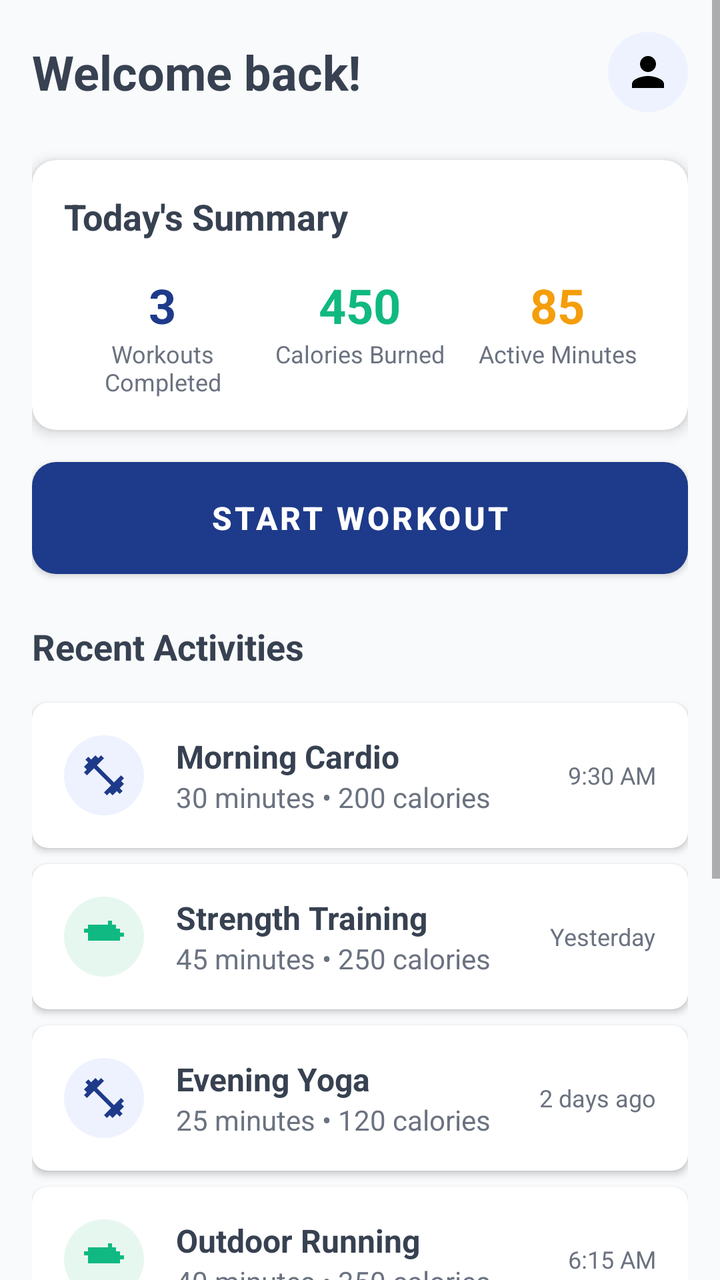
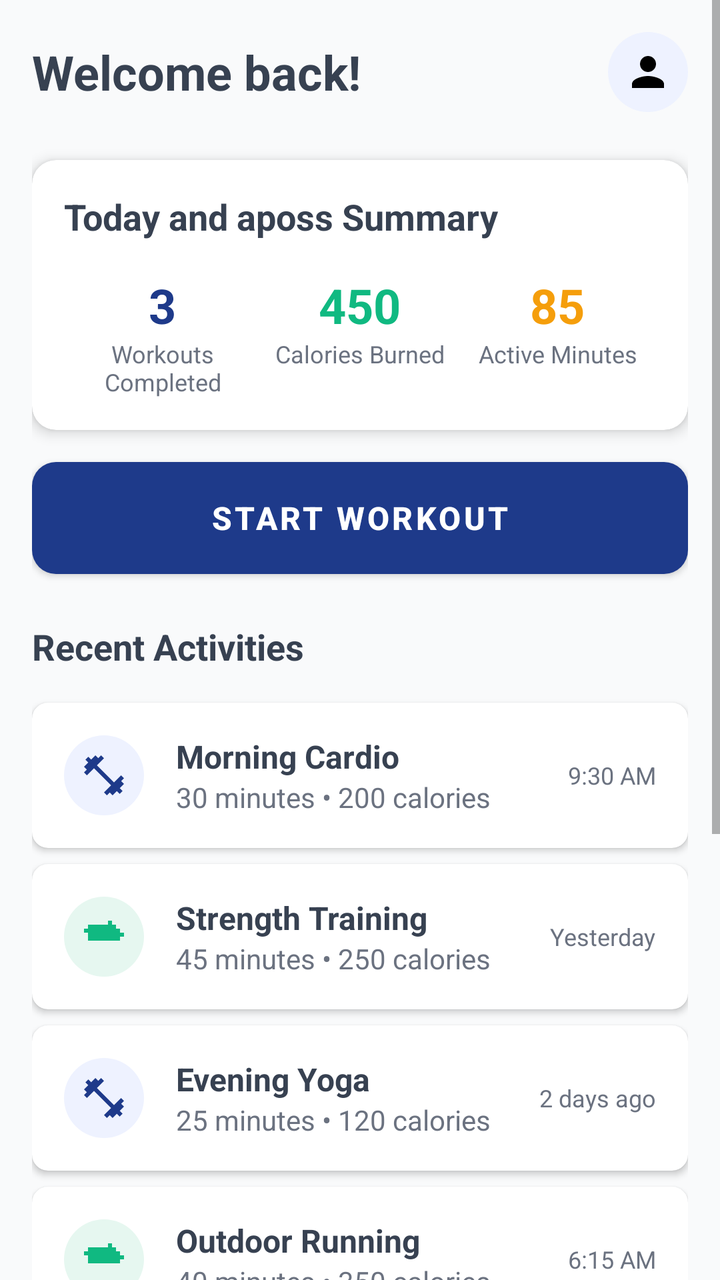

Screens rendered from an Android XML layout before and after an edit, with the pre-edit source and the edit as a unified diff.
<!-- AndroidManifest.xml: application theme Theme.FitTrack -->
<!-- res/layout/fragment_home.xml -->
<?xml version="1.0" encoding="utf-8"?>
<ScrollView
    xmlns:android="http://schemas.android.com/apk/res/android"
    xmlns:app="http://schemas.android.com/apk/res-auto"
    android:layout_width="match_parent"
    android:layout_height="match_parent"
    android:background="@color/secondary_light_gray">

    <LinearLayout
        android:layout_width="match_parent"
        android:layout_height="wrap_content"
        android:orientation="vertical"
        android:padding="16dp">

        
        <LinearLayout
            android:layout_width="match_parent"
            android:layout_height="wrap_content"
            android:orientation="horizontal"
            android:gravity="center_vertical"
            android:layout_marginBottom="24dp">

            <TextView
                android:layout_width="0dp"
                android:layout_height="wrap_content"
                android:layout_weight="1"
                android:text="@string/welcome_back"
                android:textColor="@color/secondary_dark_gray"
                android:textSize="24sp"
                android:textStyle="bold" />

            <ImageView
                android:id="@+id/ivProfile"
                android:layout_width="40dp"
                android:layout_height="40dp"
                android:src="@drawable/ic_profile"
                android:background="@drawable/circle_bg"
                android:padding="8dp"
                android:clickable="true"
                android:focusable="true"
                android:foreground="?android:attr/selectableItemBackgroundBorderless" />

        </LinearLayout>

        
        <androidx.cardview.widget.CardView
            android:layout_width="match_parent"
            android:layout_height="wrap_content"
            android:layout_marginBottom="16dp"
            app:cardCornerRadius="12dp"
            app:cardElevation="4dp">

            <LinearLayout
                android:layout_width="match_parent"
                android:layout_height="wrap_content"
                android:orientation="vertical"
                android:padding="16dp">

                <TextView
                    android:layout_width="wrap_content"
                    android:layout_height="wrap_content"
                    android:text="@string/todays_summary"
                    android:textColor="@color/secondary_dark_gray"
                    android:textSize="18sp"
                    android:textStyle="bold"
                    android:layout_marginBottom="16dp" />

                <LinearLayout
                    android:layout_width="match_parent"
                    android:layout_height="wrap_content"
                    android:orientation="horizontal"
                    android:weightSum="3">

                    <LinearLayout
                        android:layout_width="0dp"
                        android:layout_height="wrap_content"
                        android:layout_weight="1"
                        android:orientation="vertical"
                        android:gravity="center">

                        <TextView
                            android:layout_width="wrap_content"
                            android:layout_height="wrap_content"
                            android:text="3"
                            android:textColor="@color/primary_blue"
                            android:textSize="24sp"
                            android:textStyle="bold" />

                        <TextView
                            android:layout_width="wrap_content"
                            android:layout_height="wrap_content"
                            android:text="@string/workouts_completed"
                            android:textColor="@color/secondary_gray"
                            android:textSize="12sp"
                            android:gravity="center" />

                    </LinearLayout>

                    <LinearLayout
                        android:layout_width="0dp"
                        android:layout_height="wrap_content"
                        android:layout_weight="1"
                        android:orientation="vertical"
                        android:gravity="center">

                        <TextView
                            android:layout_width="wrap_content"
                            android:layout_height="wrap_content"
                            android:text="450"
                            android:textColor="@color/accent_green"
                            android:textSize="24sp"
                            android:textStyle="bold" />

                        <TextView
                            android:layout_width="wrap_content"
                            android:layout_height="wrap_content"
                            android:text="@string/calories_burned"
                            android:textColor="@color/secondary_gray"
                            android:textSize="12sp"
                            android:gravity="center" />

                    </LinearLayout>

                    <LinearLayout
                        android:layout_width="0dp"
                        android:layout_height="wrap_content"
                        android:layout_weight="1"
                        android:orientation="vertical"
                        android:gravity="center">

                        <TextView
                            android:layout_width="wrap_content"
                            android:layout_height="wrap_content"
                            android:text="85"
                            android:textColor="@color/accent_orange"
                            android:textSize="24sp"
                            android:textStyle="bold" />

                        <TextView
                            android:layout_width="wrap_content"
                            android:layout_height="wrap_content"
                            android:text="@string/active_minutes"
                            android:textColor="@color/secondary_gray"
                            android:textSize="12sp"
                            android:gravity="center" />

                    </LinearLayout>

                </LinearLayout>

            </LinearLayout>

        </androidx.cardview.widget.CardView>

        
        <Button
            android:id="@+id/btnStartWorkout"
            android:layout_width="match_parent"
            android:layout_height="56dp"
            android:layout_marginBottom="24dp"
            android:text="@string/start_workout"
            android:textColor="@color/white"
            android:textSize="16sp"
            android:textStyle="bold"
            android:background="@drawable/button_primary_bg" />

        
        <TextView
            android:layout_width="wrap_content"
            android:layout_height="wrap_content"
            android:text="@string/recent_activities"
            android:textColor="@color/secondary_dark_gray"
            android:textSize="18sp"
            android:textStyle="bold"
            android:layout_marginBottom="16dp" />

        
        <androidx.cardview.widget.CardView
            android:layout_width="match_parent"
            android:layout_height="wrap_content"
            android:layout_marginBottom="8dp"
            app:cardCornerRadius="8dp"
            app:cardElevation="2dp">

            <LinearLayout
                android:layout_width="match_parent"
                android:layout_height="wrap_content"
                android:orientation="horizontal"
                android:padding="16dp"
                android:gravity="center_vertical">

                <ImageView
                    android:layout_width="40dp"
                    android:layout_height="40dp"
                    android:src="@drawable/ic_workout"
                    android:background="@drawable/circle_bg_accent"
                    android:padding="8dp"
                    android:layout_marginEnd="16dp" />

                <LinearLayout
                    android:layout_width="0dp"
                    android:layout_height="wrap_content"
                    android:layout_weight="1"
                    android:orientation="vertical">

                    <TextView
                        android:layout_width="wrap_content"
                        android:layout_height="wrap_content"
                        android:text="Morning Cardio"
                        android:textColor="@color/secondary_dark_gray"
                        android:textSize="16sp"
                        android:textStyle="bold" />

                    <TextView
                        android:layout_width="wrap_content"
                        android:layout_height="wrap_content"
                        android:text="30 minutes • 200 calories"
                        android:textColor="@color/secondary_gray"
                        android:textSize="14sp" />

                </LinearLayout>

                <TextView
                    android:layout_width="wrap_content"
                    android:layout_height="wrap_content"
                    android:text="9:30 AM"
                    android:textColor="@color/secondary_gray"
                    android:textSize="12sp" />

            </LinearLayout>

        </androidx.cardview.widget.CardView>

        <androidx.cardview.widget.CardView
            android:layout_width="match_parent"
            android:layout_height="wrap_content"
            android:layout_marginBottom="8dp"
            app:cardCornerRadius="8dp"
            app:cardElevation="2dp">

            <LinearLayout
                android:layout_width="match_parent"
                android:layout_height="wrap_content"
                android:orientation="horizontal"
                android:padding="16dp"
                android:gravity="center_vertical">

                <ImageView
                    android:layout_width="40dp"
                    android:layout_height="40dp"
                    android:src="@drawable/ic_strength"
                    android:background="@drawable/circle_bg_green"
                    android:padding="8dp"
                    android:layout_marginEnd="16dp" />

                <LinearLayout
                    android:layout_width="0dp"
                    android:layout_height="wrap_content"
                    android:layout_weight="1"
                    android:orientation="vertical">

                    <TextView
                        android:layout_width="wrap_content"
                        android:layout_height="wrap_content"
                        android:text="Strength Training"
                        android:textColor="@color/secondary_dark_gray"
                        android:textSize="16sp"
                        android:textStyle="bold" />

                    <TextView
                        android:layout_width="wrap_content"
                        android:layout_height="wrap_content"
                        android:text="45 minutes • 250 calories"
                        android:textColor="@color/secondary_gray"
                        android:textSize="14sp" />

                </LinearLayout>

                <TextView
                    android:layout_width="wrap_content"
                    android:layout_height="wrap_content"
                    android:text="Yesterday"
                    android:textColor="@color/secondary_gray"
                    android:textSize="12sp" />

            </LinearLayout>

        </androidx.cardview.widget.CardView>

        
        <androidx.cardview.widget.CardView
            android:layout_width="match_parent"
            android:layout_height="wrap_content"
            android:layout_marginBottom="8dp"
            app:cardCornerRadius="8dp"
            app:cardElevation="2dp">

            <LinearLayout
                android:layout_width="match_parent"
                android:layout_height="wrap_content"
                android:orientation="horizontal"
                android:padding="16dp"
                android:gravity="center_vertical">

                <ImageView
                    android:layout_width="40dp"
                    android:layout_height="40dp"
                    android:src="@drawable/ic_workout"
                    android:background="@drawable/circle_bg_accent"
                    android:padding="8dp"
                    android:layout_marginEnd="16dp" />

                <LinearLayout
                    android:layout_width="0dp"
                    android:layout_height="wrap_content"
                    android:layout_weight="1"
                    android:orientation="vertical">

                    <TextView
                        android:layout_width="wrap_content"
                        android:layout_height="wrap_content"
                        android:text="Evening Yoga"
                        android:textColor="@color/secondary_dark_gray"
                        android:textSize="16sp"
                        android:textStyle="bold" />

                    <TextView
                        android:layout_width="wrap_content"
                        android:layout_height="wrap_content"
                        android:text="25 minutes • 120 calories"
                        android:textColor="@color/secondary_gray"
                        android:textSize="14sp" />

                </LinearLayout>

                <TextView
                    android:layout_width="wrap_content"
                    android:layout_height="wrap_content"
                    android:text="2 days ago"
                    android:textColor="@color/secondary_gray"
                    android:textSize="12sp" />

            </LinearLayout>

        </androidx.cardview.widget.CardView>

        
        <androidx.cardview.widget.CardView
            android:layout_width="match_parent"
            android:layout_height="wrap_content"
            android:layout_marginBottom="8dp"
            app:cardCornerRadius="8dp"
            app:cardElevation="2dp">

            <LinearLayout
                android:layout_width="match_parent"
                android:layout_height="wrap_content"
                android:orientation="horizontal"
                android:padding="16dp"
                android:gravity="center_vertical">

                <ImageView
                    android:layout_width="40dp"
                    android:layout_height="40dp"
                    android:src="@drawable/ic_strength"
                    android:background="@drawable/circle_bg_green"
                    android:padding="8dp"
                    android:layout_marginEnd="16dp" />

                <LinearLayout
                    android:layout_width="0dp"
                    android:layout_height="wrap_content"
                    android:layout_weight="1"
                    android:orientation="vertical">

                    <TextView
                        android:layout_width="wrap_content"
                        android:layout_height="wrap_content"
                        android:text="Outdoor Running"
                        android:textColor="@color/secondary_dark_gray"
                        android:textSize="16sp"
                        android:textStyle="bold" />

                    <TextView
                        android:layout_width="wrap_content"
                        android:layout_height="wrap_content"
                        android:text="40 minutes • 350 calories"
                        android:textColor="@color/secondary_gray"
                        android:textSize="14sp" />

                </LinearLayout>

                <TextView
                    android:layout_width="wrap_content"
                    android:layout_height="wrap_content"
                    android:text="6:15 AM"
                    android:textColor="@color/secondary_gray"
                    android:textSize="12sp" />

            </LinearLayout>

        </androidx.cardview.widget.CardView>

        
        <androidx.cardview.widget.CardView
            android:layout_width="match_parent"
            android:layout_height="wrap_content"
            android:layout_marginBottom="8dp"
            app:cardCornerRadius="8dp"
            app:cardElevation="2dp">

            <LinearLayout
                android:layout_width="match_parent"
                android:layout_height="wrap_content"
                android:orientation="horizontal"
                android:padding="16dp"
                android:gravity="center_vertical">

                <ImageView
                    android:layout_width="40dp"
                    android:layout_height="40dp"
                    android:src="@drawable/ic_strength"
                    android:background="@drawable/circle_bg_green"
                    android:padding="8dp"
                    android:layout_marginEnd="16dp" />

                <LinearLayout
                    android:layout_width="0dp"
                    android:layout_height="wrap_content"
                    android:layout_weight="1"
                    android:orientation="vertical">

                    <TextView
                        android:layout_width="wrap_content"
                        android:layout_height="wrap_content"
                        android:text="Indoor Cycling"
                        android:textColor="@color/secondary_dark_gray"
                        android:textSize="16sp"
                        android:textStyle="bold" />

                    <TextView
                        android:layout_width="wrap_content"
                        android:layout_height="wrap_content"
                        android:text="35 minutes • 280 calories"
                        android:textColor="@color/secondary_gray"
                        android:textSize="14sp" />

                </LinearLayout>

                <TextView
                    android:layout_width="wrap_content"
                    android:layout_height="wrap_content"
                    android:text="3 days ago"
                    android:textColor="@color/secondary_gray"
                    android:textSize="12sp" />

            </LinearLayout>

        </androidx.cardview.widget.CardView>

        
        <androidx.cardview.widget.CardView
            android:layout_width="match_parent"
            android:layout_height="wrap_content"
            android:layout_marginBottom="8dp"
            app:cardCornerRadius="8dp"
            app:cardElevation="2dp">

            <LinearLayout
                android:layout_width="match_parent"
                android:layout_height="wrap_content"
                android:orientation="horizontal"
                android:padding="16dp"
                android:gravity="center_vertical">

                <ImageView
                    android:layout_width="40dp"
                    android:layout_height="40dp"
                    android:src="@drawable/ic_workout"
                    android:background="@drawable/circle_bg_accent"
                    android:padding="8dp"
                    android:layout_marginEnd="16dp" />

                <LinearLayout
                    android:layout_width="0dp"
                    android:layout_height="wrap_content"
                    android:layout_weight="1"
                    android:orientation="vertical">

                    <TextView
                        android:layout_width="wrap_content"
                        android:layout_height="wrap_content"
                        android:text="Swimming Laps"
                        android:textColor="@color/secondary_dark_gray"
                        android:textSize="16sp"
                        android:textStyle="bold" />

                    <TextView
                        android:layout_width="wrap_content"
                        android:layout_height="wrap_content"
                        android:text="50 minutes • 420 calories"
                        android:textColor="@color/secondary_gray"
                        android:textSize="14sp" />

                </LinearLayout>

                <TextView
                    android:layout_width="wrap_content"
                    android:layout_height="wrap_content"
                    android:text="7:00 PM"
                    android:textColor="@color/secondary_gray"
                    android:textSize="12sp" />

            </LinearLayout>

        </androidx.cardview.widget.CardView>

        
        <androidx.cardview.widget.CardView
            android:layout_width="match_parent"
            android:layout_height="wrap_content"
            android:layout_marginBottom="8dp"
            app:cardCornerRadius="8dp"
            app:cardElevation="2dp">

            <LinearLayout
                android:layout_width="match_parent"
                android:layout_height="wrap_content"
                android:orientation="horizontal"
                android:padding="16dp"
                android:gravity="center_vertical">

                <ImageView
                    android:layout_width="40dp"
                    android:layout_height="40dp"
                    android:src="@drawable/ic_workout"
                    android:background="@drawable/circle_bg_accent"
                    android:padding="8dp"
                    android:layout_marginEnd="16dp" />

                <LinearLayout
                    android:layout_width="0dp"
                    android:layout_height="wrap_content"
                    android:layout_weight="1"
                    android:orientation="vertical">

                    <TextView
                        android:layout_width="wrap_content"
                        android:layout_height="wrap_content"
                        android:text="Pilates Session"
                        android:textColor="@color/secondary_dark_gray"
                        android:textSize="16sp"
                        android:textStyle="bold" />

                    <TextView
                        android:layout_width="wrap_content"
                        android:layout_height="wrap_content"
                        android:text="35 minutes • 180 calories"
                        android:textColor="@color/secondary_gray"
                        android:textSize="14sp" />

                </LinearLayout>

                <TextView
                    android:layout_width="wrap_content"
                    android:layout_height="wrap_content"
                    android:text="4 days ago"
                    android:textColor="@color/secondary_gray"
                    android:textSize="12sp" />

            </LinearLayout>

        </androidx.cardview.widget.CardView>

    </LinearLayout>

</ScrollView>
<!-- resources referenced by this layout -->
<resources>
  <color name="accent_green">#10B981</color>
  <color name="accent_orange">#F59E0B</color>
  <color name="primary_blue">#1E3A8A</color>
  <color name="secondary_dark_gray">#374151</color>
  <color name="secondary_gray">#6B7280</color>
  <color name="secondary_light_gray">#F9FAFB</color>
  <color name="white">#FFFFFF</color>
  <!-- drawable button_primary_bg (drawable) -->
  <?xml version="1.0" encoding="utf-8"?>
  <shape xmlns:android="http://schemas.android.com/apk/res/android"
      android:shape="rectangle">
      <solid android:color="@color/primary_blue" />
      <corners android:radius="12dp" />
  </shape>
  <!-- drawable circle_bg (drawable) -->
  <?xml version="1.0" encoding="utf-8"?>
  <shape xmlns:android="http://schemas.android.com/apk/res/android"
      android:shape="oval">
      <solid android:color="@color/primary_light_blue" />
  </shape>
  <!-- drawable circle_bg_accent (drawable) -->
  <?xml version="1.0" encoding="utf-8"?>
  <shape xmlns:android="http://schemas.android.com/apk/res/android"
      android:shape="oval">
      <solid android:color="@color/primary_light_blue" />
  </shape>
  <!-- drawable circle_bg_green (drawable) -->
  <?xml version="1.0" encoding="utf-8"?>
  <shape xmlns:android="http://schemas.android.com/apk/res/android"
      android:shape="oval">
      <solid android:color="#E6F7F0" />
  </shape>
  <!-- drawable ic_profile (drawable) -->
  <vector xmlns:android="http://schemas.android.com/apk/res/android"
      android:width="24dp"
      android:height="24dp"
      android:viewportWidth="24"
      android:viewportHeight="24">
      <path
          android:fillColor="@android:color/black"
          android:pathData="M12,12c2.21,0 4,-1.79 4,-4s-1.79,-4 -4,-4 -4,1.79 -4,4 1.79,4 4,4zM12,14c-2.67,0 -8,1.34 -8,4v2h16v-2c0,-2.66 -5.33,-4 -8,-4z"/>
  </vector>
  <!-- drawable ic_strength (drawable) -->
  <vector xmlns:android="http://schemas.android.com/apk/res/android"
      android:width="24dp"
      android:height="24dp"
      android:viewportWidth="24"
      android:viewportHeight="24"
      android:tint="@color/accent_green">
      <path
          android:fillColor="@android:color/white"
          android:pathData="M2,12h2v2h16v-2h2v-2h-2V8h-2V6h-2V4h-2v2h-8V4H6v2H4v2H2v2h2v2z"/>
      <path
          android:fillColor="@android:color/white"
          android:pathData="M7,10h10v4H7z"/>
  </vector>
  <!-- drawable ic_workout (drawable) -->
  <vector xmlns:android="http://schemas.android.com/apk/res/android"
      android:width="24dp"
      android:height="24dp"
      android:viewportWidth="24"
      android:viewportHeight="24"
      android:tint="@color/primary_blue">
      <path
          android:fillColor="@android:color/white"
          android:pathData="M20.57,14.86L22,13.43 20.57,12 17,15.57 8.43,7 12,3.43 10.57,2 9.14,3.43 7.71,2 5.57,4.14 4.14,2.71 2.71,4.14l1.43,1.43L2,7.71l1.43,1.43L2,10.57L3.43,12L7,8.43L15.57,17L12,20.57L13.43,22l1.43,-1.43L16.29,22l2.14,-2.14L19.86,21.29l1.43,-1.43l-1.43,-1.43L22,16.29l-1.43,-1.43z"/>
  </vector>
  <string name="active_minutes">Active Minutes</string>
  <string name="calories_burned">Calories Burned</string>
  <string name="recent_activities">Recent Activities</string>
  <string name="start_workout">Start Workout</string>
  <string name="todays_summary">Today\'s Summary</string>
  <string name="welcome_back">Welcome back!</string>
  <string name="workouts_completed">Workouts Completed</string>
  <style name="Theme.FitTrack" parent="Theme.MaterialComponents.DayNight.NoActionBar">
          
          <item name="colorPrimary">@color/primary_blue</item>
          <item name="colorPrimaryVariant">@color/primary_blue</item>
          <item name="colorOnPrimary">@color/white</item>
          
          <item name="colorSecondary">@color/accent_green</item>
          <item name="colorSecondaryVariant">@color/accent_green</item>
          <item name="colorOnSecondary">@color/secondary_dark_gray</item>
          
          <item name="android:statusBarColor">?attr/colorPrimaryVariant</item>
          
      </style>
  <color name="primary_light_blue">#EEF2FF</color>
</resources>

<!-- the commit's change to res/layout/fragment_home.xml (unified diff, before → after) -->
@@ -287,7 +287,6 @@
 
         </androidx.cardview.widget.CardView>
 
-        
         <androidx.cardview.widget.CardView
             android:layout_width="match_parent"
             android:layout_height="wrap_content"
@@ -344,7 +343,6 @@
 
         </androidx.cardview.widget.CardView>
 
-        
         <androidx.cardview.widget.CardView
             android:layout_width="match_parent"
             android:layout_height="wrap_content"
@@ -401,7 +399,6 @@
 
         </androidx.cardview.widget.CardView>
 
-        
         <androidx.cardview.widget.CardView
             android:layout_width="match_parent"
             android:layout_height="wrap_content"
@@ -458,7 +455,6 @@
 
         </androidx.cardview.widget.CardView>
 
-        
         <androidx.cardview.widget.CardView
             android:layout_width="match_parent"
             android:layout_height="wrap_content"
@@ -515,19 +511,19 @@
 
         </androidx.cardview.widget.CardView>
 
-        
-        <androidx.cardview.widget.CardView
-            android:layout_width="match_parent"
-            android:layout_height="wrap_content"
-            android:layout_marginBottom="8dp"
-            app:cardCornerRadius="8dp"
-            app:cardElevation="2dp">
-
-            <LinearLayout
-                android:layout_width="match_parent"
-                android:layout_height="wrap_content"
-                android:orientation="horizontal"
-                android:padding="16dp"
+        <androidx.cardview.widget.CardView
+            android:layout_width="match_parent"
+            android:layout_height="wrap_content"
+            android:layout_marginBottom="8dp"
+            app:cardCornerRadius="8dp"
+            app:cardElevation="2dp">
+
+            <LinearLayout
+                android:layout_width="match_parent"
+                android:layout_height="wrap_content"
+                android:orientation="horizontal"
+                android:padding="16dp"
+                android:layout_marginBottom="50dp"
                 android:gravity="center_vertical">
 
                 <ImageView
<!-- resource entries referenced after the edit -->
@@ -71,7 +71,7 @@
   <string name="calories_burned">Calories Burned</string>
   <string name="recent_activities">Recent Activities</string>
   <string name="start_workout">Start Workout</string>
-  <string name="todays_summary">Today\'s Summary</string>
+  <string name="todays_summary">Today and aposs Summary</string>
   <string name="welcome_back">Welcome back!</string>
   <string name="workouts_completed">Workouts Completed</string>
   <style name="Theme.FitTrack" parent="Theme.MaterialComponents.DayNight.NoActionBar">
